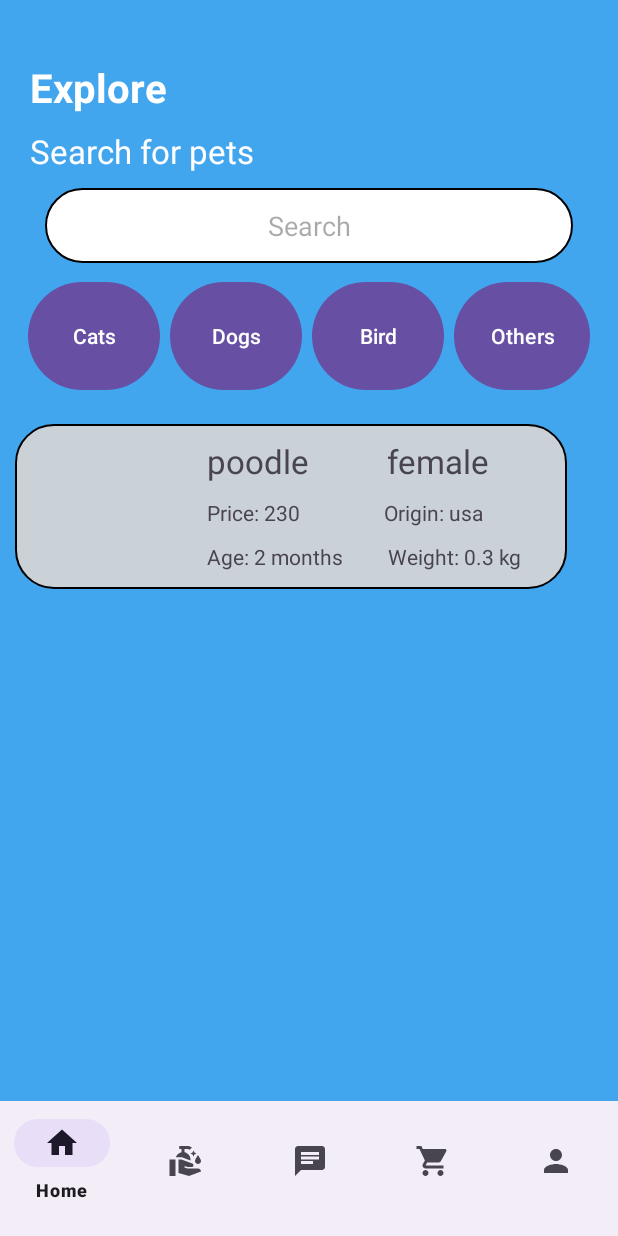
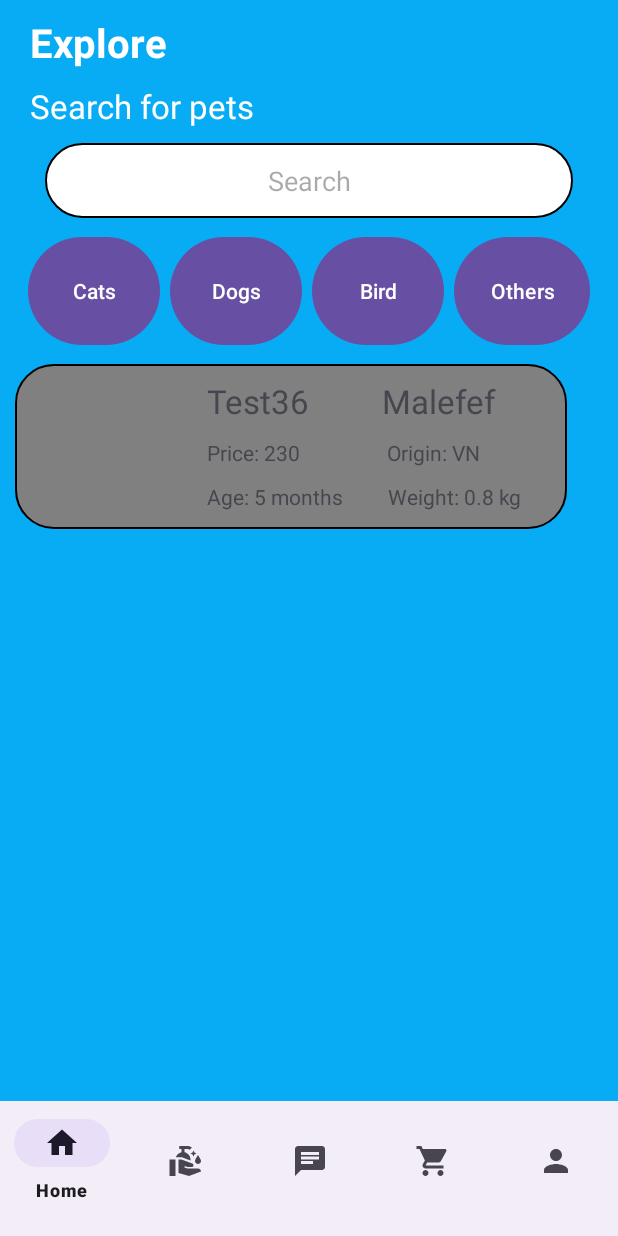
Before and after one commit to TBu105/OOAD_ThuCung, an Android app: the HomePage screen opened directly, with no data from a screen before it, on a phone screen of 412 x 824 dp. Run offline under Robolectric (Android 15) with nearby library versions, the phone set to English and light mode, and no system bars; our stand-ins replace Room's generated code.

Commit message:
Update HomeActivity

```diff
--- a/app/src/main/java/com/example/ooad_thucung/HomePage.java
+++ b/app/src/main/java/com/example/ooad_thucung/HomePage.java
@@ -37,13 +37,13 @@ public class HomePage extends AppCompatActivity {
     }
 
     private Boolean createProduct() {
-        String productName = "Alaska";
-        String sex = "female";
+        String productName = "Test36";
+        String sex = "Malefef";
         int productPrice = 230;
-        String origin = "usa";
-        String age = "2 months";
-        String weight = "0.3 kg";
-        String type = "poodle";
+        String origin = "VN";
+        String age = "5 months";
+        String weight = "0.8 kg";
+        String type = "Cats";
         String categorytype = "dog";
 
         Product product = new Product(productName, sex, productPrice, origin, age, weight, type, categorytype);
--- a/app/src/main/java/com/example/ooad_thucung/data/controller/ProductAdapter.java
+++ b/app/src/main/java/com/example/ooad_thucung/data/controller/ProductAdapter.java
@@ -53,19 +53,19 @@ public class ProductAdapter extends BaseAdapter {
         TextView tvSex = (TextView) convertView.findViewById(R.id.tvSex);
         TextView tvOrigin = (TextView) convertView.findViewById(R.id.tvOrigin);
         TextView tvWeight = (TextView) convertView.findViewById(R.id.tvWeight);
-        TextView tvType = (TextView) convertView.findViewById(R.id.tvType);
+//        TextView tvType = (TextView) convertView.findViewById(R.id.tvType);
         TextView tvAge = (TextView) convertView.findViewById(R.id.tvAge);
 
 
         Log.d("TEst", lsHangGio.get(position).getProductName());
 
         // Populate the data into the template view using the data object
-//        tvName.setText(lsHangGio.get(position).getProductName());
+        tvName.setText(lsHangGio.get(position).getProductName());
         tvPrice.setText("Price: " + String.valueOf(lsHangGio.get(position).getProductPrice()));
         tvSex.setText(lsHangGio.get(position).getSex());
         tvOrigin.setText("Origin: "+ lsHangGio.get(position).getOrigin());
         tvWeight.setText("Weight: " + lsHangGio.get(position).getWeight());
-        tvType.setText(lsHangGio.get(position).getType());
+//        tvType.setText(lsHangGio.get(position).getType());
         tvAge.setText("Age: "+ lsHangGio.get(position).getAge());
 
 
--- a/app/src/main/res/layout/activity_home_page.xml
+++ b/app/src/main/res/layout/activity_home_page.xml
@@ -4,7 +4,7 @@
     xmlns:tools="http://schemas.android.com/tools"
     android:layout_width="match_parent"
     android:layout_height="match_parent"
-    android:background="#42A6EF"
+    android:background="#08acf4"
     android:orientation="vertical"
     tools:context=".HomePage">
 
@@ -20,7 +20,7 @@
         <LinearLayout
             android:layout_width="match_parent"
             android:layout_height="match_parent"
-            android:layout_marginTop="30dp"
+            android:layout_marginTop="0dp"
             android:orientation="vertical">
 
             <TextView
@@ -97,7 +97,9 @@
             <ListView
                 android:id="@+id/lvItems"
                 android:layout_width="wrap_content"
-                android:layout_margin="10dp"
+                android:layout_marginLeft="10dp"
+                android:layout_marginRight="10dp"
+                android:layout_marginBottom="100dp"
                 android:layout_height="wrap_content">
 
             </ListView>
--- a/app/src/main/res/layout/home_page_layout.xml
+++ b/app/src/main/res/layout/home_page_layout.xml
@@ -4,7 +4,7 @@
     xmlns:tools="http://schemas.android.com/tools"
     android:layout_width="match_parent"
     android:layout_height="120dp"
-    android:background="@drawable/custom_border_layout"
+    android:background="@drawable/custom_border"
     android:layout_marginLeft="20dp"
     android:layout_marginRight="20dp"
     android:orientation="vertical">
@@ -35,7 +35,7 @@
                 android:orientation="horizontal">
 
                 <TextView
-                    android:id="@+id/tvType"
+                    android:id="@+id/tvName"
                     android:layout_width="wrap_content"
                     android:layout_height="wrap_content"
                     android:layout_weight="1"
```
